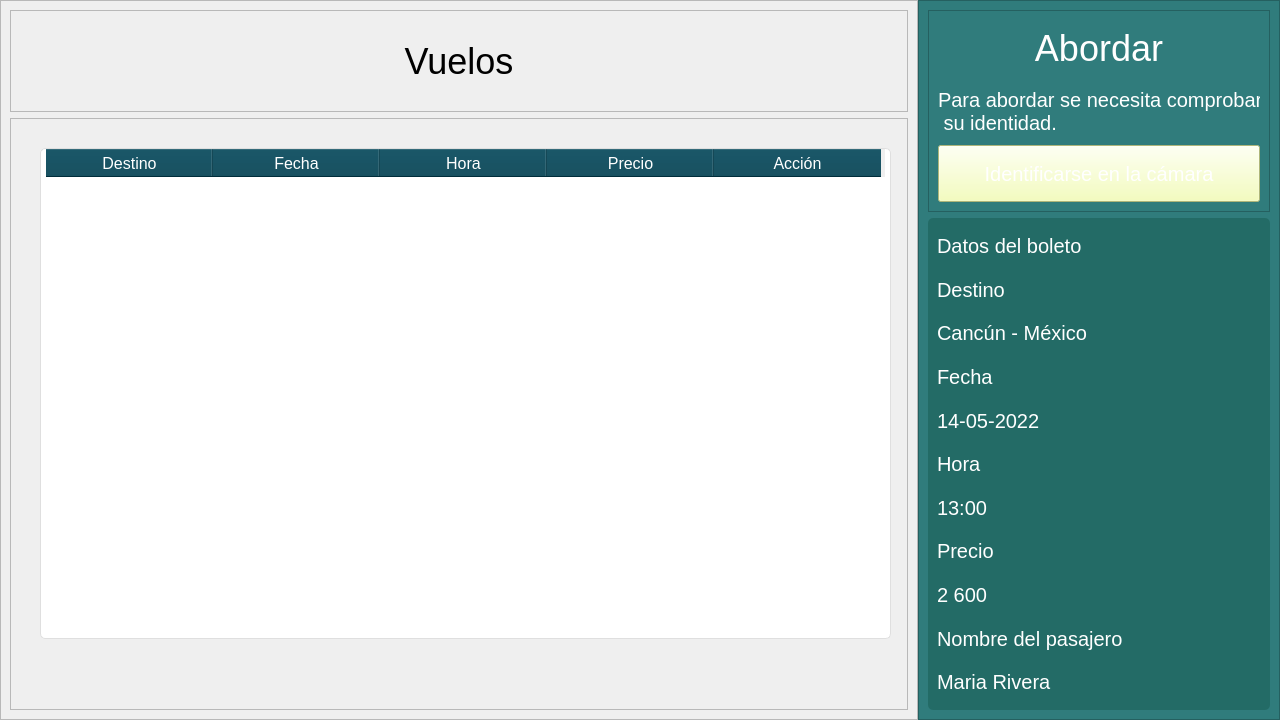
Qt form views/mainWindow.ui (ErikBenavides/faceRecognition) before a commit.
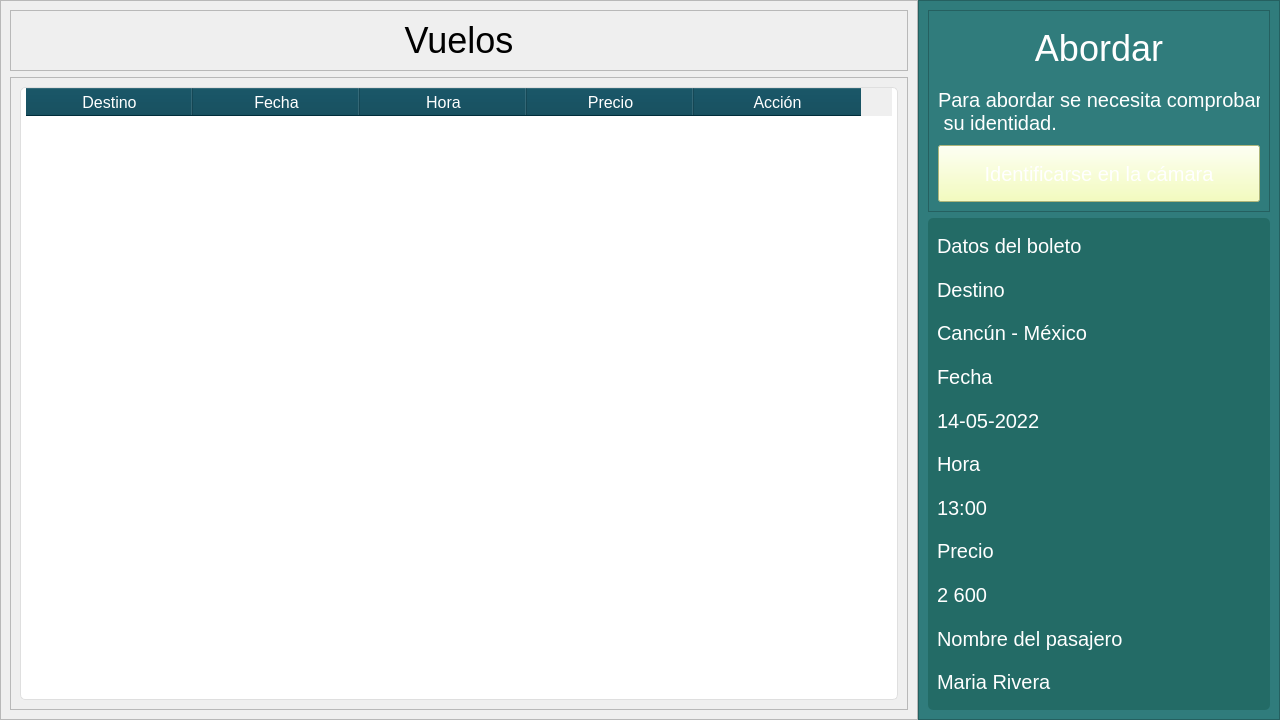
The same form after that commit.

Commit message: feat(ticket): add window to buy tickets

```diff
--- a/views/mainWindow.ui
+++ b/views/mainWindow.ui
@@ -82,15 +82,9 @@
          <property name="frameShadow">
           <enum>QFrame::Raised</enum>
          </property>
+         <layout class="QHBoxLayout" name="horizontalLayout_3">
+          <item>
          <widget class="QTableWidget" name="flightTable">
-          <property name="geometry">
-           <rect>
-            <x>30</x>
-            <y>30</y>
-            <width>851</width>
-            <height>491</height>
-           </rect>
-          </property>
           <property name="styleSheet">
            <string notr="true">QTableWidget{
 	background-color: rgb(255, 255, 255);
@@ -135,6 +129,8 @@
            </property>
           </column>
          </widget>
+          </item>
+         </layout>
         </widget>
        </item>
       </layout>
```
Lines whose indentation alone changed are shown as unchanged. The commit also changes 6 other files.
